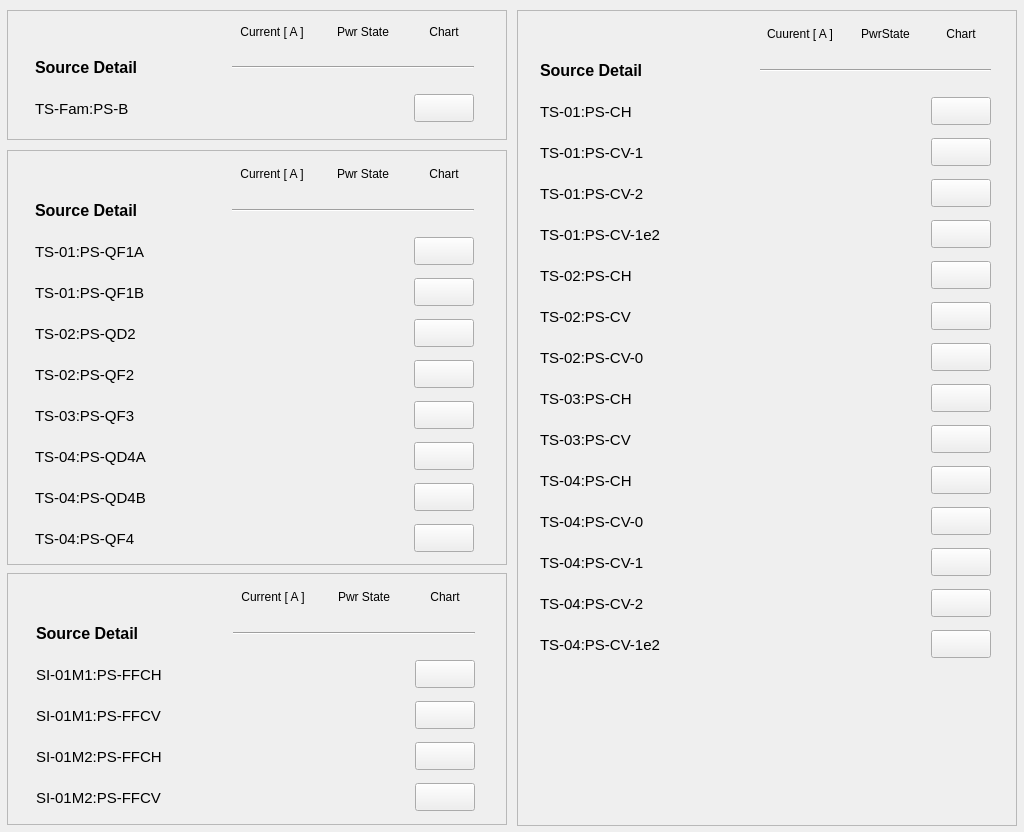
The window that ui/pslts.ui (lnls-gop/gop-monitor) describes before a commit, drawn with Qt 5.
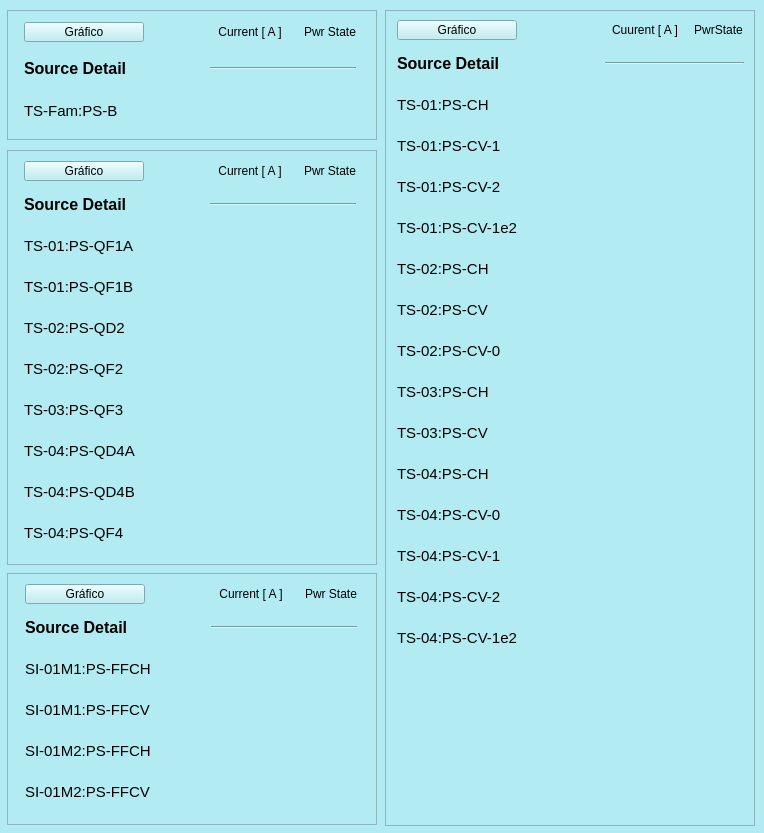
The same window after the commit. Custom widgets are drawn as their Qt base class.

```diff
--- a/ui/pslts.ui
+++ b/ui/pslts.ui
@@ -6,19 +6,23 @@
    <rect>
     <x>0</x>
     <y>0</y>
-    <width>1024</width>
-    <height>832</height>
+    <width>764</width>
+    <height>833</height>
    </rect>
   </property>
   <property name="windowTitle">
    <string>Form</string>
   </property>
+  <property name="styleSheet">
+   <string notr="true">background-color: rgb(178, 235, 242);
+</string>
+  </property>
   <widget class="QScrollArea" name="scrollArea_13">
    <property name="geometry">
     <rect>
      <x>7</x>
      <y>10</y>
-     <width>500</width>
+     <width>370</width>
      <height>130</height>
     </rect>
    </property>
@@ -30,13 +34,13 @@
    </property>
    <property name="minimumSize">
     <size>
-     <width>500</width>
+     <width>370</width>
      <height>130</height>
     </size>
    </property>
    <property name="maximumSize">
     <size>
-     <width>500</width>
+     <width>370</width>
      <height>170</height>
     </size>
    </property>
@@ -51,20 +55,42 @@
      <rect>
       <x>0</x>
       <y>0</y>
-      <width>498</width>
+      <width>368</width>
       <height>128</height>
      </rect>
     </property>
-    <widget class="QWidget" name="layoutWidget">
+    <widget class="QWidget" name="">
      <property name="geometry">
       <rect>
        <x>8</x>
-       <y>9</y>
-       <width>481</width>
-       <height>108</height>
+       <y>8</y>
+       <width>351</width>
+       <height>111</height>
       </rect>
      </property>
-     <layout class="QGridLayout" name="gridLayout">
+     <layout class="QGridLayout" name="gridLayout_3">
+      <item row="0" column="0">
+       <widget class="PyDMPushButton" name="PyDMPushButton_41">
+        <property name="minimumSize">
+         <size>
+          <width>120</width>
+          <height>20</height>
+         </size>
+        </property>
+        <property name="maximumSize">
+         <size>
+          <width>120</width>
+          <height>20</height>
+         </size>
+        </property>
+        <property name="toolTip">
+         <string/>
+        </property>
+        <property name="text">
+         <string>Gráfico</string>
+        </property>
+       </widget>
+      </item>
       <item row="0" column="1">
        <widget class="PyDMLabel" name="PyDMLabel_41">
         <property name="minimumSize">
@@ -103,19 +129,6 @@
         </property>
        </widget>
       </item>
-      <item row="0" column="3">
-       <widget class="PyDMLabel" name="PyDMLabel_96">
-        <property name="toolTip">
-         <string/>
-        </property>
-        <property name="text">
-         <string>Chart</string>
-        </property>
-        <property name="alignment">
-         <set>Qt::AlignCenter</set>
-        </property>
-       </widget>
-      </item>
       <item row="1" column="0">
        <widget class="PyDMLabel" name="PyDMLabel_97">
         <property name="minimumSize">
@@ -145,7 +158,7 @@
         </property>
        </widget>
       </item>
-      <item row="1" column="1" colspan="3">
+      <item row="1" column="1" colspan="2">
        <widget class="Line" name="line_6">
         <property name="sizeIncrement">
          <size>
@@ -299,25 +312,6 @@
         </property>
        </widget>
       </item>
-      <item row="2" column="3">
-       <widget class="PyDMPushButton" name="PyDMPushButton_41">
-        <property name="minimumSize">
-         <size>
-          <width>60</width>
-          <height>28</height>
-         </size>
-        </property>
-        <property name="maximumSize">
-         <size>
-          <width>60</width>
-          <height>28</height>
-         </size>
-        </property>
-        <property name="toolTip">
-         <string/>
-        </property>
-       </widget>
-      </item>
      </layout>
     </widget>
    </widget>
@@ -327,7 +321,7 @@
     <rect>
      <x>7</x>
      <y>150</y>
-     <width>500</width>
+     <width>370</width>
      <height>415</height>
     </rect>
    </property>
@@ -339,13 +333,13 @@
    </property>
    <property name="minimumSize">
     <size>
-     <width>500</width>
+     <width>370</width>
      <height>415</height>
     </size>
    </property>
    <property name="maximumSize">
     <size>
-     <width>500</width>
+     <width>370</width>
      <height>495</height>
     </size>
    </property>
@@ -360,20 +354,42 @@
      <rect>
       <x>0</x>
       <y>0</y>
-      <width>498</width>
+      <width>368</width>
       <height>413</height>
      </rect>
     </property>
-    <widget class="QWidget" name="layoutWidget">
+    <widget class="QWidget" name="">
      <property name="geometry">
       <rect>
        <x>8</x>
        <y>10</y>
-       <width>481</width>
+       <width>351</width>
        <height>395</height>
       </rect>
      </property>
-     <layout class="QGridLayout" name="gridLayout_2">
+     <layout class="QGridLayout" name="gridLayout">
+      <item row="0" column="0">
+       <widget class="PyDMPushButton" name="PyDMPushButton_5">
+        <property name="minimumSize">
+         <size>
+          <width>120</width>
+          <height>20</height>
+         </size>
+        </property>
+        <property name="maximumSize">
+         <size>
+          <width>120</width>
+          <height>20</height>
+         </size>
+        </property>
+        <property name="toolTip">
+         <string/>
+        </property>
+        <property name="text">
+         <string>Gráfico</string>
+        </property>
+       </widget>
+      </item>
       <item row="0" column="1">
        <widget class="PyDMLabel" name="PyDMLabel_36">
         <property name="toolTip">
@@ -400,19 +416,6 @@
         </property>
        </widget>
       </item>
-      <item row="0" column="3">
-       <widget class="PyDMLabel" name="PyDMLabel_52">
-        <property name="toolTip">
-         <string/>
-        </property>
-        <property name="text">
-         <string>Chart</string>
-        </property>
-        <property name="alignment">
-         <set>Qt::AlignCenter</set>
-        </property>
-       </widget>
-      </item>
       <item row="1" column="0">
        <widget class="PyDMLabel" name="PyDMLabel_57">
         <property name="minimumSize">
@@ -442,7 +445,7 @@
         </property>
        </widget>
       </item>
-      <item row="1" column="1" colspan="3">
+      <item row="1" column="1" colspan="2">
        <widget class="Line" name="line_3">
         <property name="sizeIncrement">
          <size>
@@ -593,25 +596,6 @@
         </property>
        </widget>
       </item>
-      <item row="2" column="3">
-       <widget class="PyDMPushButton" name="PyDMPushButton_5">
-        <property name="minimumSize">
-         <size>
-          <width>60</width>
-          <height>28</height>
-         </size>
-        </property>
-        <property name="maximumSize">
-         <size>
-          <width>60</width>
-          <height>28</height>
-         </size>
-        </property>
-        <property name="toolTip">
-         <string/>
-        </property>
-       </widget>
-      </item>
       <item row="3" column="0">
        <widget class="PyDMLabel" name="PyDMLabel_32">
         <property name="minimumSize">
@@ -729,25 +713,6 @@
         </property>
        </widget>
       </item>
-      <item row="3" column="3">
-       <widget class="PyDMPushButton" name="PyDMPushButton_6">
-        <property name="minimumSize">
-         <size>
-          <width>60</width>
-          <height>28</height>
-         </size>
-        </property>
-        <property name="maximumSize">
-         <size>
-          <width>60</width>
-          <height>28</height>
-         </size>
-        </property>
-        <property name="toolTip">
-         <string/>
-        </property>
-       </widget>
-      </item>
       <item row="4" column="0">
        <widget class="PyDMLabel" name="pv02raps01">
         <property name="minimumSize">
@@ -827,23 +792,42 @@
         </property>
        </widget>
       </item>
-      <item row="4" column="3">
-       <widget class="PyDMPushButton" name="PyDMPushButton_7">
+      <item row="4" column="2">
+       <widget class="QLed" name="led_tsqd2">
+        <property name="sizePolicy">
+         <sizepolicy hsizetype="Maximum" vsizetype="Maximum">
+          <horstretch>0</horstretch>
+          <verstretch>0</verstretch>
+         </sizepolicy>
+        </property>
         <property name="minimumSize">
          <size>
-          <width>60</width>
-          <height>28</height>
+          <width>51</width>
+          <height>35</height>
          </size>
         </property>
         <property name="maximumSize">
          <size>
-          <width>60</width>
-          <height>28</height>
+          <width>51</width>
+          <height>35</height>
          </size>
         </property>
         <property name="toolTip">
          <string/>
         </property>
+        <property name="state">
+         <bool>false</bool>
+        </property>
+        <property name="onColor">
+         <color>
+          <red>0</red>
+          <green>140</green>
+          <blue>0</blue>
+         </color>
+        </property>
+        <property name="shape">
+         <enum>QLed::Circle</enum>
+        </property>
        </widget>
       </item>
       <item row="5" column="0">
@@ -969,25 +953,6 @@
         </property>
        </widget>
       </item>
-      <item row="5" column="3">
-       <widget class="PyDMPushButton" name="PyDMPushButton_10">
-        <property name="minimumSize">
-         <size>
-          <width>60</width>
-          <height>28</height>
-         </size>
-        </property>
-        <property name="maximumSize">
-         <size>
-          <width>60</width>
-          <height>28</height>
-         </size>
-        </property>
-        <property name="toolTip">
-         <string/>
-        </property>
-       </widget>
-      </item>
       <item row="6" column="0">
        <widget class="PyDMLabel" name="pv03raps01">
         <property name="minimumSize">
@@ -1105,25 +1070,6 @@
         </property>
        </widget>
       </item>
-      <item row="6" column="3">
-       <widget class="PyDMPushButton" name="PyDMPushButton_8">
-        <property name="minimumSize">
-         <size>
-          <width>60</width>
-          <height>28</height>
-         </size>
-        </property>
-        <property name="maximumSize">
-         <size>
-          <width>60</width>
-          <height>28</height>
-         </size>
-        </property>
-        <property name="toolTip">
-         <string/>
-        </property>
-       </widget>
-      </item>
       <item row="7" column="0">
        <widget class="PyDMLabel" name="pv03raps01_2">
         <property name="minimumSize">
@@ -1241,25 +1187,6 @@
         </property>
        </widget>
       </item>
-      <item row="7" column="3">
-       <widget class="PyDMPushButton" name="PyDMPushButton_9">
-        <property name="minimumSize">
-         <size>
-          <width>60</width>
-          <height>28</height>
-         </size>
-        </property>
-        <property name="maximumSize">
-         <size>
-          <width>60</width>
-          <height>28</height>
-         </size>
-        </property>
-        <property name="toolTip">
-         <string/>
-        </property>
-       </widget>
-      </item>
       <item row="8" column="0">
        <widget class="PyDMLabel" name="pv04raps01">
         <property name="minimumSize">
@@ -1380,25 +1307,6 @@
         </property>
        </widget>
       </item>
-      <item row="8" column="3">
-       <widget class="PyDMPushButton" name="PyDMPushButton_15">
-        <property name="minimumSize">
-         <size>
-          <width>60</width>
-          <height>28</height>
-         </size>
-        </property>
-        <property name="maximumSize">
-         <size>
-          <width>60</width>
-          <height>28</height>
-         </size>
-        </property>
-        <property name="toolTip">
-         <string/>
-        </property>
-       </widget>
-      </item>
       <item row="9" column="0">
        <widget class="PyDMLabel" name="pv04raps02">
         <property name="minimumSize">
@@ -1516,63 +1424,6 @@
         </property>
        </widget>
       </item>
-      <item row="9" column="3">
-       <widget class="PyDMPushButton" name="PyDMPushButton_16">
-        <property name="minimumSize">
-         <size>
-          <width>60</width>
-          <height>28</height>
-         </size>
-        </property>
-        <property name="maximumSize">
-         <size>
-          <width>60</width>
-          <height>28</height>
-         </size>
-        </property>
-        <property name="toolTip">
-         <string/>
-        </property>
-       </widget>
-      </item>
-      <item row="4" column="2">
-       <widget class="QLed" name="led_tsqd2">
-        <property name="sizePolicy">
-         <sizepolicy hsizetype="Maximum" vsizetype="Maximum">
-          <horstretch>0</horstretch>
-          <verstretch>0</verstretch>
-         </sizepolicy>
-        </property>
-        <property name="minimumSize">
-         <size>
-          <width>51</width>
-          <height>35</height>
-         </size>
-        </property>
-        <property name="maximumSize">
-         <size>
-          <width>51</width>
-          <height>35</height>
-         </size>
-        </property>
-        <property name="toolTip">
-         <string/>
-        </property>
-        <property name="state">
-         <bool>false</bool>
-        </property>
-        <property name="onColor">
-         <color>
-          <red>0</red>
-          <green>140</green>
-          <blue>0</blue>
-         </color>
-        </property>
-        <property name="shape">
-         <enum>QLed::Circle</enum>
-        </property>
-       </widget>
-      </item>
      </layout>
     </widget>
    </widget>
@@ -1580,9 +1431,9 @@
   <widget class="QScrollArea" name="scrollArea_3">
    <property name="geometry">
     <rect>
-     <x>517</x>
+     <x>385</x>
      <y>10</y>
-     <width>500</width>
+     <width>370</width>
      <height>816</height>
     </rect>
    </property>
@@ -1594,13 +1445,13 @@
    </property>
    <property name="minimumSize">
     <size>
-     <width>500</width>
+     <width>370</width>
      <height>816</height>
     </size>
    </property>
    <property name="maximumSize">
     <size>
-     <width>500</width>
+     <width>370</width>
      <height>816</height>
     </size>
    </property>
@@ -1615,20 +1466,42 @@
      <rect>
       <x>0</x>
       <y>0</y>
-      <width>498</width>
+      <width>368</width>
       <height>814</height>
      </rect>
     </property>
-    <widget class="QWidget" name="layoutWidget">
+    <widget class="QWidget" name="">
      <property name="geometry">
       <rect>
-       <x>8</x>
-       <y>10</y>
-       <width>481</width>
+       <x>9</x>
+       <y>9</y>
+       <width>351</width>
        <height>641</height>
       </rect>
      </property>
-     <layout class="QGridLayout" name="gridLayout_3">
+     <layout class="QGridLayout" name="gridLayout_4">
+      <item row="0" column="0">
+       <widget class="PyDMPushButton" name="PyDMPushButton_13">
+        <property name="minimumSize">
+         <size>
+          <width>120</width>
+          <height>20</height>
+         </size>
+        </property>
+        <property name="maximumSize">
+         <size>
+          <width>120</width>
+          <height>20</height>
+         </size>
+        </property>
+        <property name="toolTip">
+         <string/>
+        </property>
+        <property name="text">
+         <string>Gráfico</string>
+        </property>
+       </widget>
+      </item>
       <item row="0" column="1">
        <widget class="PyDMLabel" name="PyDMLabel_39">
         <property name="toolTip">
@@ -1655,19 +1528,6 @@
         </property>
        </widget>
       </item>
-      <item row="0" column="3">
-       <widget class="PyDMLabel" name="PyDMLabel_53">
-        <property name="toolTip">
-         <string/>
-        </property>
-        <property name="text">
-         <string>Chart</string>
-        </property>
-        <property name="alignment">
-         <set>Qt::AlignCenter</set>
-        </property>
-       </widget>
-      </item>
       <item row="1" column="0">
        <widget class="PyDMLabel" name="PyDMLabel_58">
         <property name="minimumSize">
@@ -1697,7 +1557,7 @@
         </property>
        </widget>
       </item>
-      <item row="1" column="1" colspan="3">
+      <item row="1" column="1" colspan="2">
        <widget class="Line" name="line_4">
         <property name="sizeIncrement">
          <size>
@@ -1848,25 +1708,6 @@
         </property>
        </widget>
       </item>
-      <item row="2" column="3">
-       <widget class="PyDMPushButton" name="PyDMPushButton_13">
-        <property name="minimumSize">
-         <size>
-          <width>60</width>
-          <height>28</height>
-         </size>
-        </property>
-        <property name="maximumSize">
-         <size>
-          <width>60</width>
-          <height>28</height>
-         </size>
-        </property>
-        <property name="toolTip">
-         <string/>
-        </property>
-       </widget>
-      </item>
       <item row="3" column="0">
        <widget class="PyDMLabel" name="PyDMLabel_33">
         <property name="minimumSize">
@@ -1984,25 +1825,6 @@
         </property>
        </widget>
       </item>
-      <item row="3" column="3">
-       <widget class="PyDMPushButton" name="PyDMPushButton_14">
-        <property name="minimumSize">
-         <size>
-          <width>60</width>
-          <height>28</height>
-         </size>
-        </property>
-        <property name="maximumSize">
-         <size>
-          <width>60</width>
-          <height>28</height>
-         </size>
-        </property>
-        <property name="toolTip">
-         <string/>
-        </property>
-       </widget>
-      </item>
       <item row="4" column="0">
        <widget class="PyDMLabel" name="pv02raps01_2">
         <property name="minimumSize">
@@ -2120,25 +1942,6 @@
         </property>
        </widget>
       </item>
-      <item row="4" column="3">
-       <widget class="PyDMPushButton" name="PyDMPushButton_17">
-        <property name="minimumSize">
-         <size>
-          <width>60</width>
-          <height>28</height>
-         </size>
-        </property>
-        <property name="maximumSize">
-         <size>
-          <width>60</width>
-          <height>28</height>
-         </size>
-        </property>
-        <property name="toolTip">
-         <string/>
-        </property>
-       </widget>
-      </item>
       <item row="5" column="0">
        <widget class="PyDMLabel" name="pv02raps02_2">
         <property name="minimumSize">
@@ -2262,25 +2065,6 @@
         </property>
        </widget>
       </item>
-      <item row="5" column="3">
-       <widget class="PyDMPushButton" name="PyDMPushButton_18">
-        <property name="minimumSize">
-         <size>
-          <width>60</width>
-          <height>28</height>
-         </size>
-        </property>
-        <property name="maximumSize">
-         <size>
-          <width>60</width>
-          <height>28</height>
-         </size>
-        </property>
-        <property name="toolTip">
-         <string/>
-        </property>
-       </widget>
-      </item>
       <item row="6" column="0">
        <widget class="PyDMLabel" name="pv03raps01_3">
         <property name="minimumSize">
@@ -2398,25 +2182,6 @@
         </property>
        </widget>
       </item>
-      <item row="6" column="3">
-       <widget class="PyDMPushButton" name="PyDMPushButton_19">
-        <property name="minimumSize">
-         <size>
-          <width>60</width>
-          <height>28</height>
-         </size>
-        </property>
-        <property name="maximumSize">
-         <size>
-          <width>60</width>
-          <height>28</height>
-         </size>
-        </property>
-        <property name="toolTip">
-         <string/>
-        </property>
-       </widget>
-      </item>
       <item row="7" column="0">
        <widget class="PyDMLabel" name="pv03raps01_4">
         <property name="minimumSize">
@@ -2534,25 +2299,6 @@
         </property>
        </widget>
       </item>
-      <item row="7" column="3">
-       <widget class="PyDMPushButton" name="PyDMPushButton_20">
-        <property name="minimumSize">
-         <size>
-          <width>60</width>
-          <height>28</height>
-         </size>
-        </property>
-        <property name="maximumSize">
-         <size>
-          <width>60</width>
-          <height>28</height>
-         </size>
-        </property>
-        <property name="toolTip">
-         <string/>
-        </property>
-       </widget>
-      </item>
       <item row="8" column="0">
        <widget class="PyDMLabel" name="pv04raps01_2">
         <property name="minimumSize">
@@ -2673,25 +2419,6 @@
         </property>
        </widget>
       </item>
-      <item row="8" column="3">
-       <widget class="PyDMPushButton" name="PyDMPushButton_21">
-        <property name="minimumSize">
-         <size>
-          <width>60</width>
-          <height>28</height>
-         </size>
-        </property>
-        <property name="maximumSize">
-         <size>
-          <width>60</width>
-          <height>28</height>
-         </size>
-        </property>
-        <property name="toolTip">
-         <string/>
-        </property>
-       </widget>
-      </item>
       <item row="9" column="0">
        <widget class="PyDMLabel" name="pv04raps02_2">
         <property name="minimumSize">
@@ -2809,25 +2536,6 @@
         </property>
        </widget>
       </item>
-      <item row="9" column="3">
-       <widget class="PyDMPushButton" name="PyDMPushButton_22">
-        <property name="minimumSize">
-         <size>
-          <width>60</width>
-          <height>28</height>
-         </size>
-        </property>
-        <property name="maximumSize">
-         <size>
-          <width>60</width>
-          <height>28</height>
-         </size>
-        </property>
-        <property name="toolTip">
-         <string/>
-        </property>
-       </widget>
-      </item>
       <item row="10" column="0">
        <widget class="PyDMLabel" name="PyDMLabel_82">
         <property name="minimumSize">
@@ -2945,25 +2653,6 @@
         </property>
        </widget>
       </item>
-      <item row="10" column="3">
-       <widget class="PyDMPushButton" name="PyDMPushButton_23">
-        <property name="minimumSize">
-         <size>
-          <width>60</width>
-          <height>28</height>
-         </size>
-        </property>
-        <property name="maximumSize">
-         <size>
-          <width>60</width>
-          <height>28</height>
-         </size>
-        </property>
-        <property name="toolTip">
-         <string/>
-        </property>
-       </widget>
-      </item>
       <item row="11" column="0">
        <widget class="PyDMLabel" name="PyDMLabel_84">
         <property name="minimumSize">
@@ -3084,25 +2773,6 @@
         </property>
        </widget>
       </item>
-      <item row="11" column="3">
-       <widget class="PyDMPushButton" name="PyDMPushButton_24">
-        <property name="minimumSize">
-         <size>
-          <width>60</width>
-          <height>28</height>
-         </size>
-        </property>
-        <property name="maximumSize">
-         <size>
-          <width>60</width>
-          <height>28</height>
-         </size>
-        </property>
-        <property name="toolTip">
-         <string/>
-        </property>
-       </widget>
-      </item>
       <item row="12" column="0">
        <widget class="PyDMLabel" name="PyDMLabel_86">
         <property name="minimumSize">
@@ -3220,25 +2890,6 @@
         </property>
        </widget>
       </item>
-      <item row="12" column="3">
-       <widget class="PyDMPushButton" name="PyDMPushButton_25">
-        <property name="minimumSize">
-         <size>
-          <width>60</width>
-          <height>28</height>
-         </size>
-        </property>
-        <property name="maximumSize">
-         <size>
-          <width>60</width>
-          <height>28</height>
-         </size>
-        </property>
-        <property name="toolTip">
-         <string/>
-        </property>
-       </widget>
-      </item>
       <item row="13" column="0">
        <widget class="PyDMLabel" name="PyDMLabel_88">
         <property name="minimumSize">
@@ -3356,25 +3007,6 @@
         </property>
        </widget>
       </item>
-      <item row="13" column="3">
-       <widget class="PyDMPushButton" name="PyDMPushButton_26">
-        <property name="minimumSize">
-         <size>
-          <width>60</width>
-          <height>28</height>
-         </size>
-        </property>
-        <property name="maximumSize">
-         <size>
-          <width>60</width>
-          <height>28</height>
-         </size>
-        </property>
-        <property name="toolTip">
-         <string/>
-        </property>
-       </widget>
-      </item>
       <item row="14" column="0">
        <widget class="PyDMLabel" name="PyDMLabel_90">
         <property name="minimumSize">
@@ -3492,25 +3124,6 @@
         </property>
        </widget>
       </item>
-      <item row="14" column="3">
-       <widget class="PyDMPushButton" name="PyDMPushButton_28">
-        <property name="minimumSize">
-         <size>
-          <width>60</width>
-          <height>28</height>
-         </size>
-        </property>
-        <property name="maximumSize">
-         <size>
-          <width>60</width>
-          <height>28</height>
-         </size>
-        </property>
-        <property name="toolTip">
-         <string/>
-        </property>
-       </widget>
-      </item>
       <item row="15" column="0">
        <widget class="PyDMLabel" name="PyDMLabel_92">
         <property name="minimumSize">
@@ -3628,25 +3241,6 @@
         </property>
        </widget>
       </item>
-      <item row="15" column="3">
-       <widget class="PyDMPushButton" name="PyDMPushButton_27">
-        <property name="minimumSize">
-         <size>
-          <width>60</width>
-          <height>28</height>
-         </size>
-        </property>
-        <property name="maximumSize">
-         <size>
-          <width>60</width>
-          <height>28</height>
-         </size>
-        </property>
-        <property name="toolTip">
-         <string/>
-        </property>
-       </widget>
-      </item>
      </layout>
     </widget>
    </widget>
@@ -3656,7 +3250,7 @@
     <rect>
      <x>7</x>
      <y>573</y>
-     <width>500</width>
+     <width>370</width>
      <height>252</height>
     </rect>
    </property>
@@ -3668,13 +3262,13 @@
    </property>
    <property name="minimumSize">
     <size>
-     <width>500</width>
+     <width>370</width>
      <height>252</height>
     </size>
    </property>
    <property name="maximumSize">
     <size>
-     <width>500</width>
+     <width>370</width>
      <height>252</height>
     </size>
    </property>
@@ -3689,20 +3283,42 @@
      <rect>
       <x>0</x>
       <y>0</y>
-      <width>498</width>
+      <width>368</width>
       <height>250</height>
      </rect>
     </property>
-    <widget class="QWidget" name="layoutWidget">
+    <widget class="QWidget" name="">
      <property name="geometry">
       <rect>
        <x>9</x>
        <y>10</y>
-       <width>481</width>
+       <width>351</width>
        <height>231</height>
       </rect>
      </property>
-     <layout class="QGridLayout" name="gridLayout_4">
+     <layout class="QGridLayout" name="gridLayout_2">
+      <item row="0" column="0">
+       <widget class="PyDMPushButton" name="PyDMPushButton_11">
+        <property name="minimumSize">
+         <size>
+          <width>120</width>
+          <height>20</height>
+         </size>
+        </property>
+        <property name="maximumSize">
+         <size>
+          <width>120</width>
+          <height>20</height>
+         </size>
+        </property>
+        <property name="toolTip">
+         <string/>
+        </property>
+        <property name="text">
+         <string>Gráfico</string>
+        </property>
+       </widget>
+      </item>
       <item row="0" column="1">
        <widget class="PyDMLabel" name="PyDMLabel_42">
         <property name="toolTip">
@@ -3729,19 +3345,6 @@
         </property>
        </widget>
       </item>
-      <item row="0" column="3">
-       <widget class="PyDMLabel" name="PyDMLabel_54">
-        <property name="toolTip">
-         <string/>
-        </property>
-        <property name="text">
-         <string>Chart</string>
-        </property>
-        <property name="alignment">
-         <set>Qt::AlignCenter</set>
-        </property>
-       </widget>
-      </item>
       <item row="1" column="0">
        <widget class="PyDMLabel" name="PyDMLabel_59">
         <property name="minimumSize">
@@ -3771,7 +3374,7 @@
         </property>
        </widget>
       </item>
-      <item row="1" column="1" colspan="3">
+      <item row="1" column="1" colspan="2">
        <widget class="Line" name="line_5">
         <property name="sizeIncrement">
          <size>
@@ -3922,25 +3525,6 @@
         </property>
        </widget>
       </item>
-      <item row="2" column="3">
-       <widget class="PyDMPushButton" name="PyDMPushButton_11">
-        <property name="minimumSize">
-         <size>
-          <width>60</width>
-          <height>28</height>
-         </size>
-        </property>
-        <property name="maximumSize">
-         <size>
-          <width>60</width>
-          <height>28</height>
-         </size>
-        </property>
-        <property name="toolTip">
-         <string/>
-        </property>
-       </widget>
-      </item>
       <item row="3" column="0">
        <widget class="PyDMLabel" name="PyDMLabel_46">
         <property name="minimumSize">
@@ -4058,25 +3642,6 @@
         </property>
        </widget>
       </item>
-      <item row="3" column="3">
-       <widget class="PyDMPushButton" name="PyDMPushButton_12">
-        <property name="minimumSize">
-         <size>
-          <width>60</width>
-          <height>28</height>
-         </size>
-        </property>
-        <property name="maximumSize">
-         <size>
-          <width>60</width>
-          <height>28</height>
-         </size>
-        </property>
-        <property name="toolTip">
-         <string/>
-        </property>
-       </widget>
-      </item>
       <item row="4" column="0">
        <widget class="PyDMLabel" name="pv02raps01_3">
         <property name="minimumSize">
@@ -4194,25 +3759,6 @@
         </property>
        </widget>
       </item>
-      <item row="4" column="3">
-       <widget class="PyDMPushButton" name="PyDMPushButton_29">
-        <property name="minimumSize">
-         <size>
-          <width>60</width>
-          <height>28</height>
-         </size>
-        </property>
-        <property name="maximumSize">
-         <size>
-          <width>60</width>
-          <height>28</height>
-         </size>
-        </property>
-        <property name="toolTip">
-         <string/>
-        </property>
-       </widget>
-      </item>
       <item row="5" column="0">
        <widget class="PyDMLabel" name="pv02raps02_3">
         <property name="minimumSize">
@@ -4336,25 +3882,6 @@
         </property>
        </widget>
       </item>
-      <item row="5" column="3">
-       <widget class="PyDMPushButton" name="PyDMPushButton_30">
-        <property name="minimumSize">
-         <size>
-          <width>60</width>
-          <height>28</height>
-         </size>
-        </property>
-        <property name="maximumSize">
-         <size>
-          <width>60</width>
-          <height>28</height>
-         </size>
-        </property>
-        <property name="toolTip">
-         <string/>
-        </property>
-       </widget>
-      </item>
      </layout>
     </widget>
    </widget>
```
